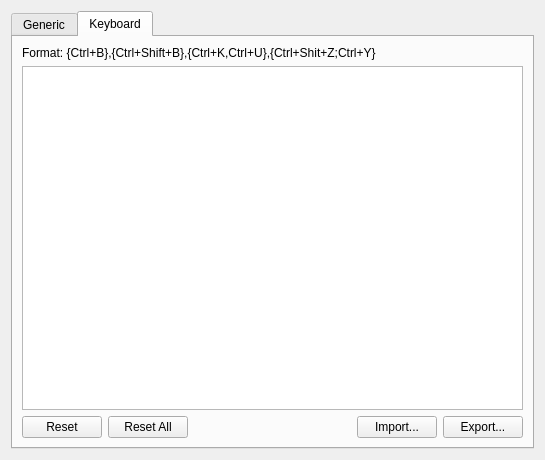
This is liteidex/src/liteapp/liteappoption.ui in seanxyh/liteide as Qt 5 draws it before an edit. The edited form follows.
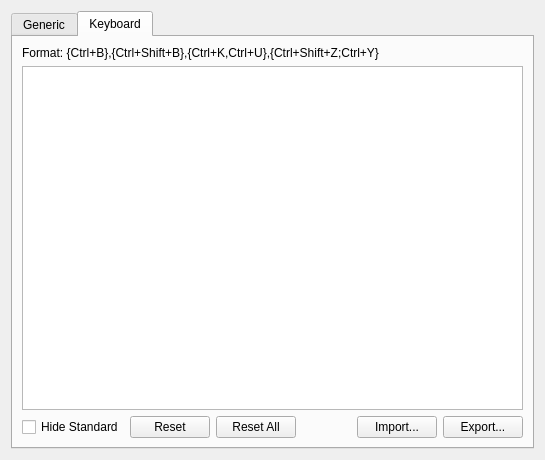
This is the edited form. The open tabs and pages were chosen to show the change.

Commit message: key mapping : hide standard

```diff
--- a/liteidex/src/liteapp/liteappoption.ui
+++ b/liteidex/src/liteapp/liteappoption.ui
@@ -280,7 +280,7 @@
        <item>
         <widget class="QLabel" name="label_5">
          <property name="text">
-          <string>Format: {Ctrl+B},{Ctrl+Shift+B},{Ctrl+K,Ctrl+U},{Ctrl+Shit+Z;Ctrl+Y}</string>
+          <string>Format: {Ctrl+B},{Ctrl+Shift+B},{Ctrl+K,Ctrl+U},{Ctrl+Shift+Z;Ctrl+Y}</string>
          </property>
         </widget>
        </item>
@@ -289,6 +289,13 @@
        </item>
        <item>
         <layout class="QHBoxLayout" name="horizontalLayout_7">
+         <item>
+          <widget class="QCheckBox" name="standardCheckBox">
+           <property name="text">
+            <string>Hide Standard</string>
+           </property>
+          </widget>
+         </item>
          <item>
           <widget class="QPushButton" name="resetButton">
            <property name="text">
```
The commit also changes 6 other files.
